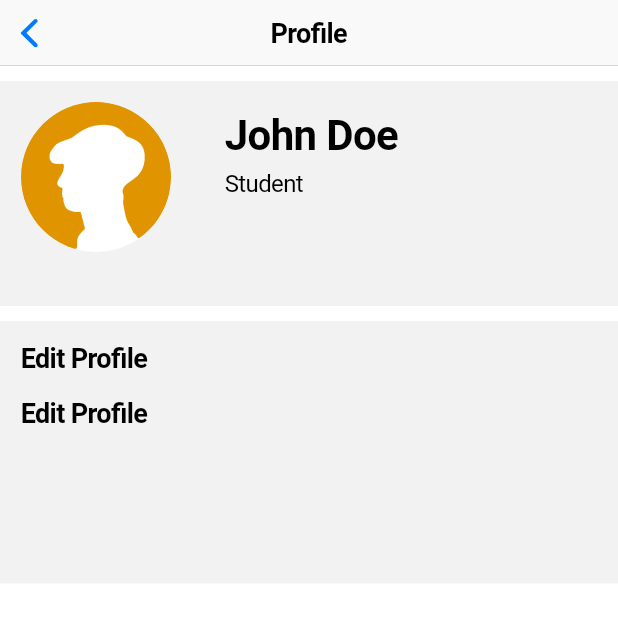
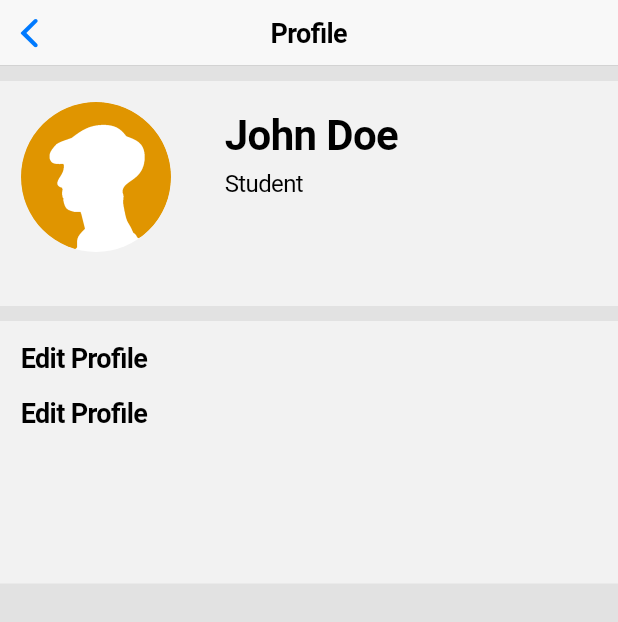
Before and after one commit to Howen-Julius-M-Asuncion/navbook_clone, a Flutter app: the Profilepage screen opened directly, on a phone screen of 412 x 824 dp. Shown: the top 622 px of the screen. Run offline on Flutter 3.47's test engine with Material 3 defaults, Android fonts, the phone set to English and light mode, and no system bars.

Commit message:
Add color variables for profile page

```diff
--- a/lib/appcolors.dart
+++ b/lib/appcolors.dart
@@ -4,4 +4,7 @@ class AppColors {
   static const Color bgColor = Color(0xFF263A56);
   static const Color mainColor = Color(0xFFE09500);
   static const Color accentColor = Color(0xFF080C1E);
+
+  static const Color pageColor = Color(0xFFE2E2E2);
+  static const Color cardColor = Color(0xFFF2F2F2);
 }
```
